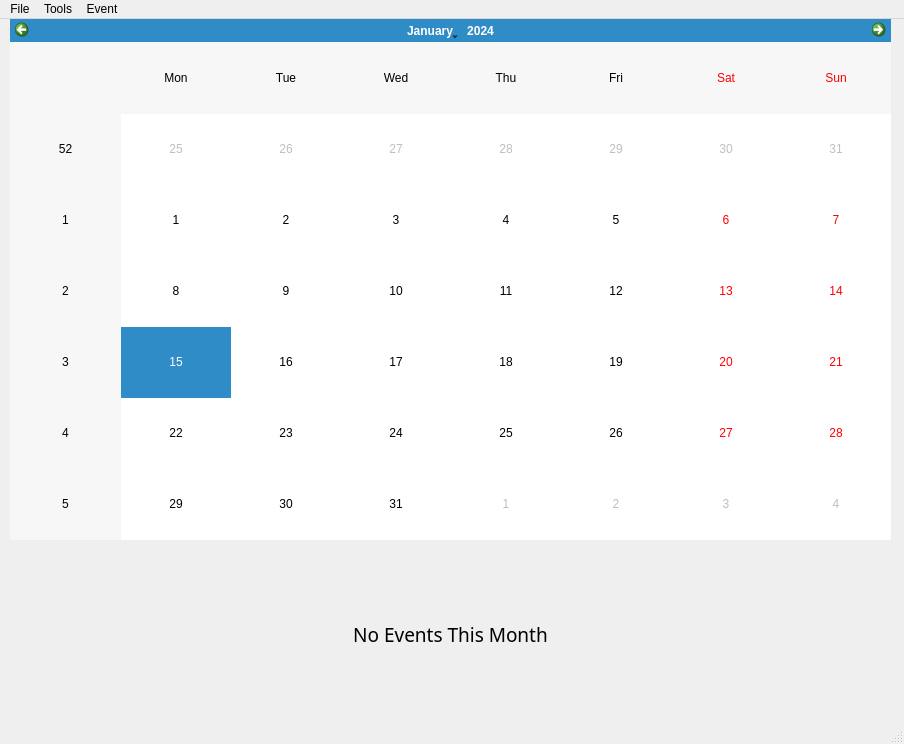
First picture: the form in CalendarProject.ui, repository iniguitoo/Calendar-Project, before the edit.
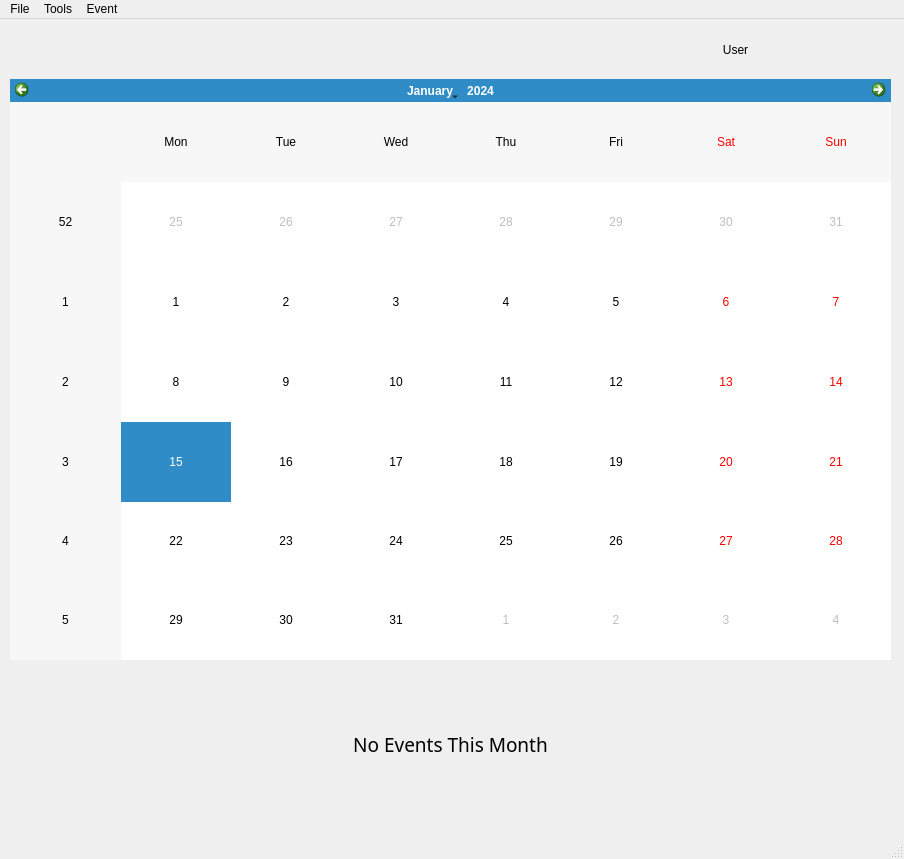
Second picture: the form after the edit.

Patch:
```diff
--- a/CalendarProject.ui
+++ b/CalendarProject.ui
@@ -7,7 +7,7 @@
     <x>0</x>
     <y>0</y>
     <width>904</width>
-    <height>744</height>
+    <height>859</height>
    </rect>
   </property>
   <property name="windowTitle">
@@ -18,9 +18,9 @@
     <property name="geometry">
      <rect>
       <x>10</x>
-      <y>0</y>
+      <y>60</y>
       <width>881</width>
-      <height>521</height>
+      <height>581</height>
      </rect>
     </property>
    </widget>
@@ -28,7 +28,7 @@
     <property name="geometry">
      <rect>
       <x>10</x>
-      <y>530</y>
+      <y>640</y>
       <width>881</width>
       <height>171</height>
      </rect>
@@ -49,6 +49,22 @@
      <set>Qt::AlignCenter</set>
     </property>
    </widget>
+   <widget class="QLabel" name="userName">
+    <property name="geometry">
+     <rect>
+      <x>570</x>
+      <y>10</y>
+      <width>331</width>
+      <height>41</height>
+     </rect>
+    </property>
+    <property name="text">
+     <string>User</string>
+    </property>
+    <property name="alignment">
+     <set>Qt::AlignCenter</set>
+    </property>
+   </widget>
   </widget>
   <widget class="QMenuBar" name="menubar">
    <property name="geometry">
```
Left out of the diff: 2 changed lines with no effect on the pictures.
